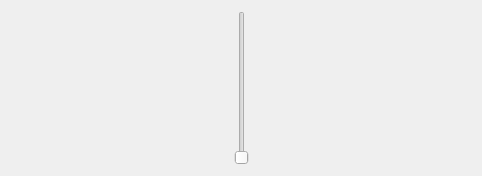
RinatB2017/mega_GIT, file Qt/my_programm/_For_tests/src/mainbox/ui/mainbox.ui: the form before one commit.
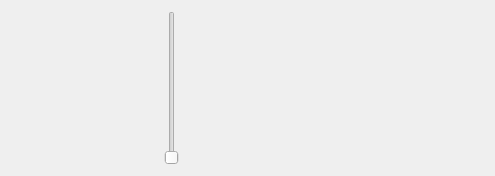
The form after the commit. Custom widgets are drawn as their Qt base class.

The edit to the form file:
```diff
--- a/Qt/my_programm/_For_tests/src/mainbox/ui/mainbox.ui
+++ b/Qt/my_programm/_For_tests/src/mainbox/ui/mainbox.ui
@@ -6,7 +6,7 @@
    <rect>
     <x>0</x>
     <y>0</y>
-    <width>482</width>
+    <width>495</width>
     <height>176</height>
    </rect>
   </property>
@@ -41,6 +41,9 @@
    <item>
     <widget class="QHexEdit" name="hex_widget" native="true"/>
    </item>
+   <item>
+    <widget class="HexView16" name="hv_widget" native="true"/>
+   </item>
   </layout>
  </widget>
  <customwidgets>
@@ -56,6 +59,12 @@
    <header>qhexedit.h</header>
    <container>1</container>
   </customwidget>
+  <customwidget>
+   <class>HexView16</class>
+   <extends>QWidget</extends>
+   <header>hexview16.hpp</header>
+   <container>1</container>
+  </customwidget>
  </customwidgets>
  <resources/>
  <connections/>
```
